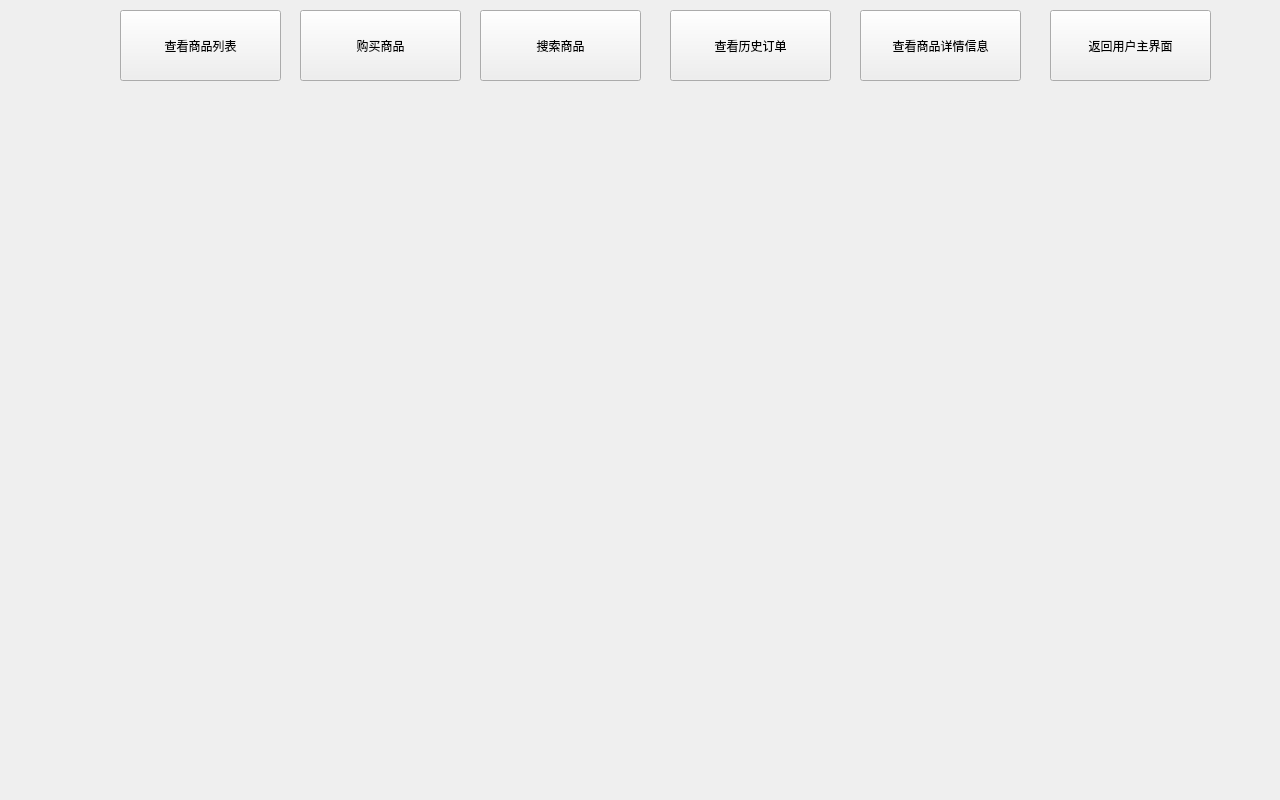
Above: WinterOlympicStore/buyerwindow.ui from bbzunyi/WinterOlympic before the change. Below: the same form after it.
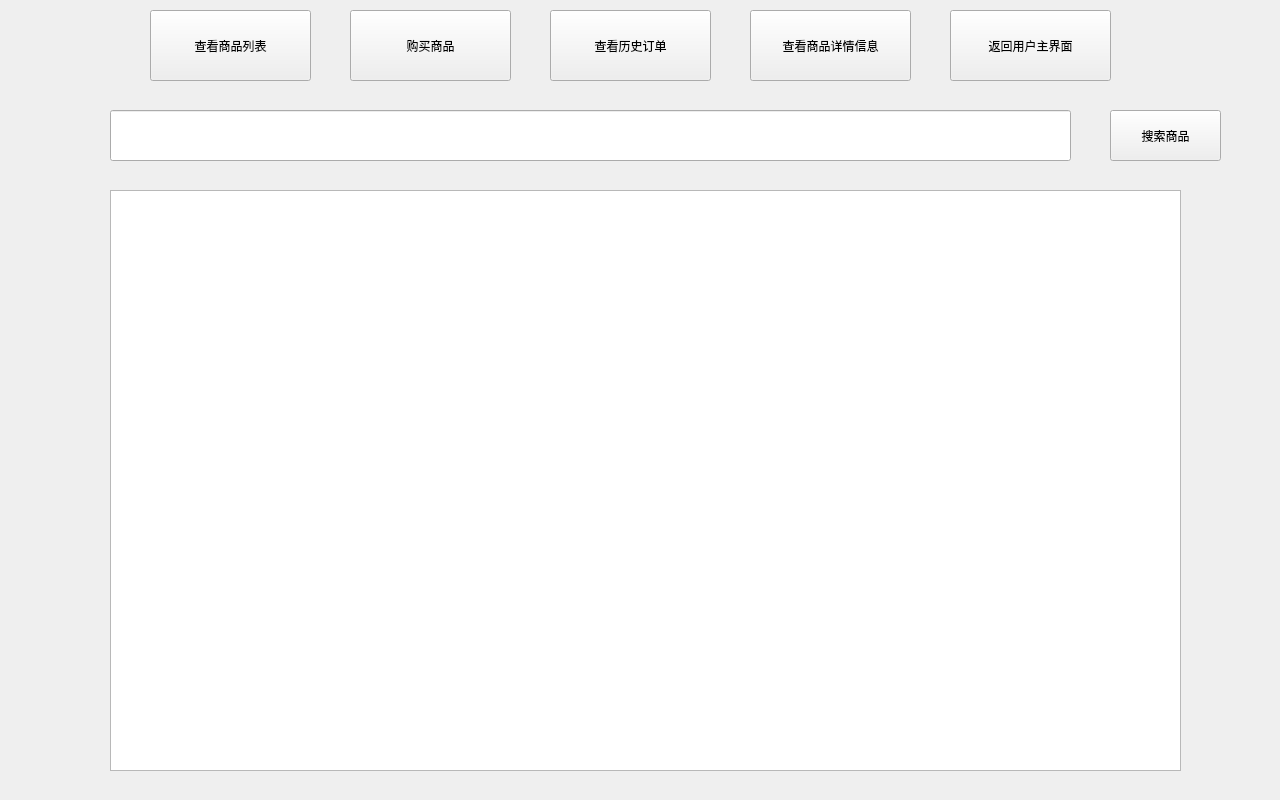
That is the form after the change.

```diff
--- a/WinterOlympicStore/buyerwindow.ui
+++ b/WinterOlympicStore/buyerwindow.ui
@@ -16,7 +16,7 @@
   <widget class="QPushButton" name="pushButton">
    <property name="geometry">
     <rect>
-     <x>120</x>
+     <x>150</x>
      <y>10</y>
      <width>161</width>
      <height>71</height>
@@ -29,7 +29,7 @@
   <widget class="QPushButton" name="pushButton_2">
    <property name="geometry">
     <rect>
-     <x>300</x>
+     <x>350</x>
      <y>10</y>
      <width>161</width>
      <height>71</height>
@@ -42,7 +42,7 @@
   <widget class="QPushButton" name="pushButton_5">
    <property name="geometry">
     <rect>
-     <x>860</x>
+     <x>750</x>
      <y>10</y>
      <width>161</width>
      <height>71</height>
@@ -55,7 +55,7 @@
   <widget class="QPushButton" name="pushButton_6">
    <property name="geometry">
     <rect>
-     <x>1050</x>
+     <x>950</x>
      <y>10</y>
      <width>161</width>
      <height>71</height>
@@ -68,10 +68,10 @@
   <widget class="QPushButton" name="pushButton_3">
    <property name="geometry">
     <rect>
-     <x>480</x>
-     <y>10</y>
-     <width>161</width>
-     <height>71</height>
+     <x>1110</x>
+     <y>110</y>
+     <width>111</width>
+     <height>51</height>
     </rect>
    </property>
    <property name="text">
@@ -81,7 +81,7 @@
   <widget class="QPushButton" name="pushButton_4">
    <property name="geometry">
     <rect>
-     <x>670</x>
+     <x>550</x>
      <y>10</y>
      <width>161</width>
      <height>71</height>
@@ -91,6 +91,26 @@
     <string>查看历史订单</string>
    </property>
   </widget>
+  <widget class="QTableView" name="tableView">
+   <property name="geometry">
+    <rect>
+     <x>110</x>
+     <y>190</y>
+     <width>1071</width>
+     <height>581</height>
+    </rect>
+   </property>
+  </widget>
+  <widget class="QLineEdit" name="lineEdit">
+   <property name="geometry">
+    <rect>
+     <x>110</x>
+     <y>110</y>
+     <width>961</width>
+     <height>51</height>
+    </rect>
+   </property>
+  </widget>
  </widget>
  <resources/>
  <connections/>
```
Left out of the diff: 12 changed lines with no effect on the pictures.
